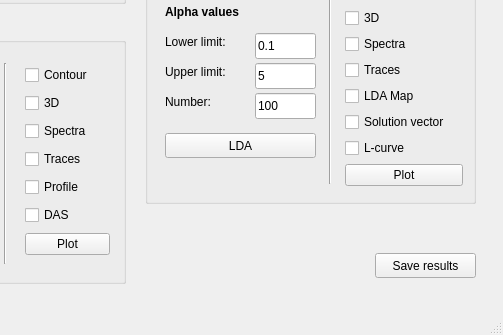
Before: the Qt Designer form gui/interface.ui in deef128/trtoolbox, drawn with Qt 5; both pictures show x 415 to 918 and y 306 to 641 of the 918 by 641 pixel window.
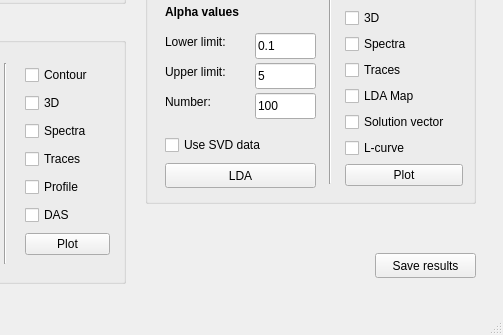
After: the same form once the commit is applied.

```diff
--- a/gui/interface.ui
+++ b/gui/interface.ui
@@ -674,7 +674,7 @@
      <property name="geometry">
       <rect>
        <x>20</x>
-       <y>300</y>
+       <y>330</y>
        <width>151</width>
        <height>25</height>
       </rect>
@@ -786,6 +786,19 @@
       <enum>Qt::Vertical</enum>
      </property>
     </widget>
+    <widget class="QCheckBox" name="cb_lda_use_svd">
+     <property name="geometry">
+      <rect>
+       <x>20</x>
+       <y>300</y>
+       <width>151</width>
+       <height>24</height>
+      </rect>
+     </property>
+     <property name="text">
+      <string>Use SVD data</string>
+     </property>
+    </widget>
     <zorder>line_4</zorder>
     <zorder>label_9</zorder>
     <zorder>label_8</zorder>
```
Left out of the diff: 1 changed line with no effect on the pictures.
